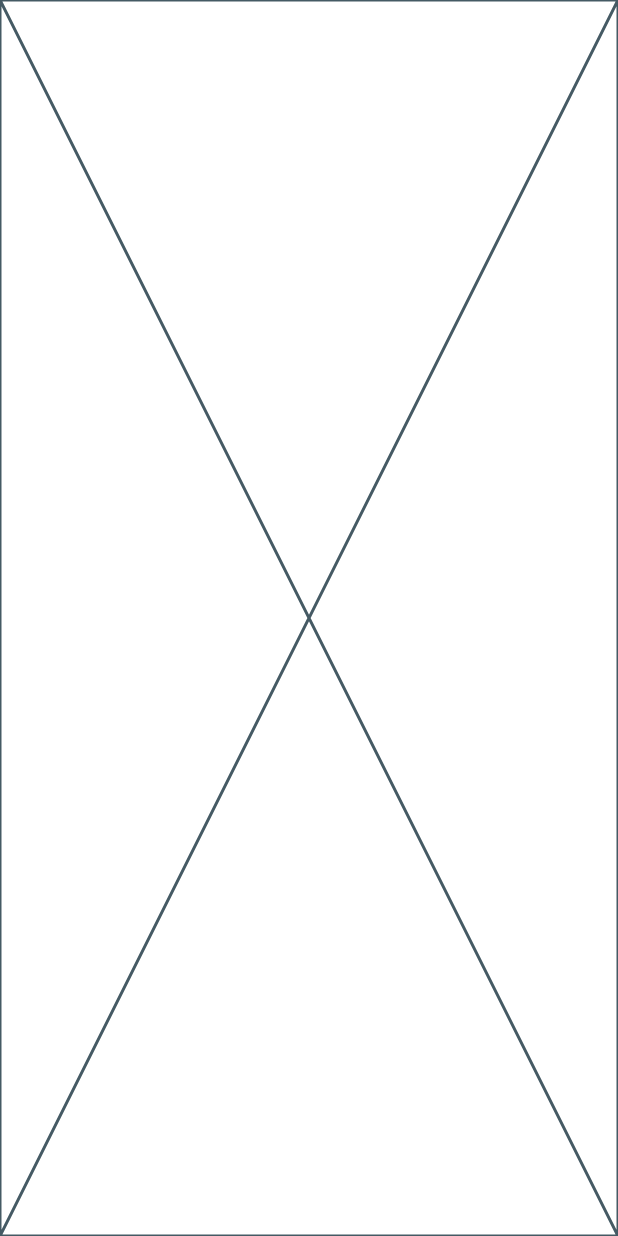
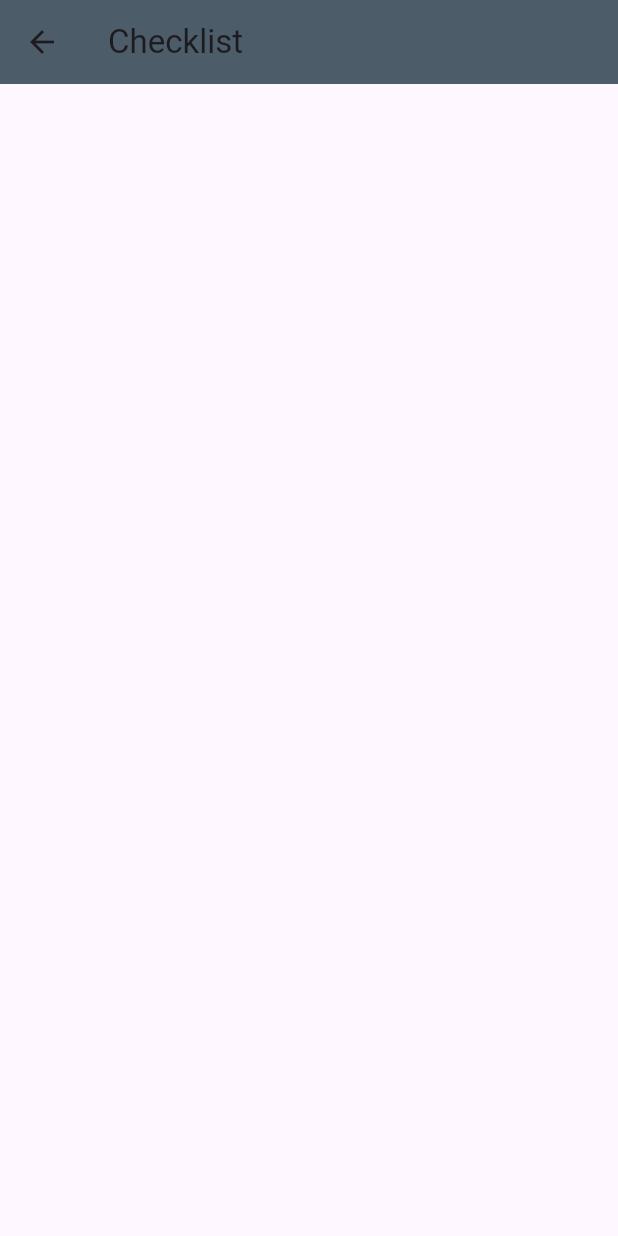
Before and after one commit to YashviHarsora1710/flutter_project, a Flutter app: the screen it shows after launch, item 2 of the bottom bar chosen, after a tap on "Checklist", on a phone screen of 412 x 824 dp. Run offline on Flutter 3.47's test engine with Material 3 defaults, Android fonts, the phone set to English and light mode, and no system bars; our stand-ins replace image_picker, open_filex.

```diff
--- a/lib/screens/checklist_page.dart
+++ b/lib/screens/checklist_page.dart
@@ -1,10 +1,45 @@
 import 'package:flutter/material.dart';
 
-class ChecklistPage extends StatelessWidget {
-  const ChecklistPage({super.key});
+class ChecklistPage extends StatefulWidget {
+  final List<String> documents;
+
+  const ChecklistPage({super.key, required this.documents});
+
+  @override
+  State<ChecklistPage> createState() => _ChecklistPageState();
+}
+
+class _ChecklistPageState extends State<ChecklistPage> {
+  late List<bool> _checked; // keeps track of checkboxes
+
+  @override
+  void initState() {
+    super.initState();
+    _checked = List.generate(widget.documents.length, (_) => false);
+  }
 
   @override
   Widget build(BuildContext context) {
-    return const Placeholder();
+    return Scaffold(
+      appBar: AppBar(
+        title: const Text("Checklist"),
+        backgroundColor: const Color(0xFF4C5C68),
+      ),
+      body: ListView.builder(
+        padding: const EdgeInsets.all(16.0),
+        itemCount: widget.documents.length,
+        itemBuilder: (context, index) {
+          return CheckboxListTile(
+            title: Text(widget.documents[index]),
+            value: _checked[index],
+            onChanged: (bool? value) {
+              setState(() {
+                _checked[index] = value ?? false;
+              });
+            },
+          );
+        },
+      ),
+    );
   }
 }
--- a/lib/screens/services_screen.dart
+++ b/lib/screens/services_screen.dart
@@ -75,7 +75,7 @@ class ServicesPage extends StatelessWidget {
               Navigator.push(
                 context,
                 MaterialPageRoute(
-                  builder: (context) => ChecklistPage(),
+                  builder: (context) => ChecklistPage(documents: []),
                 ), // 👈 open checklist page
               );
             },
```
Also changed, not shown: lib/screens/service_details_screen.dart (+31 -2 lines), lib/screens/admin_services_screen.dart (added).
